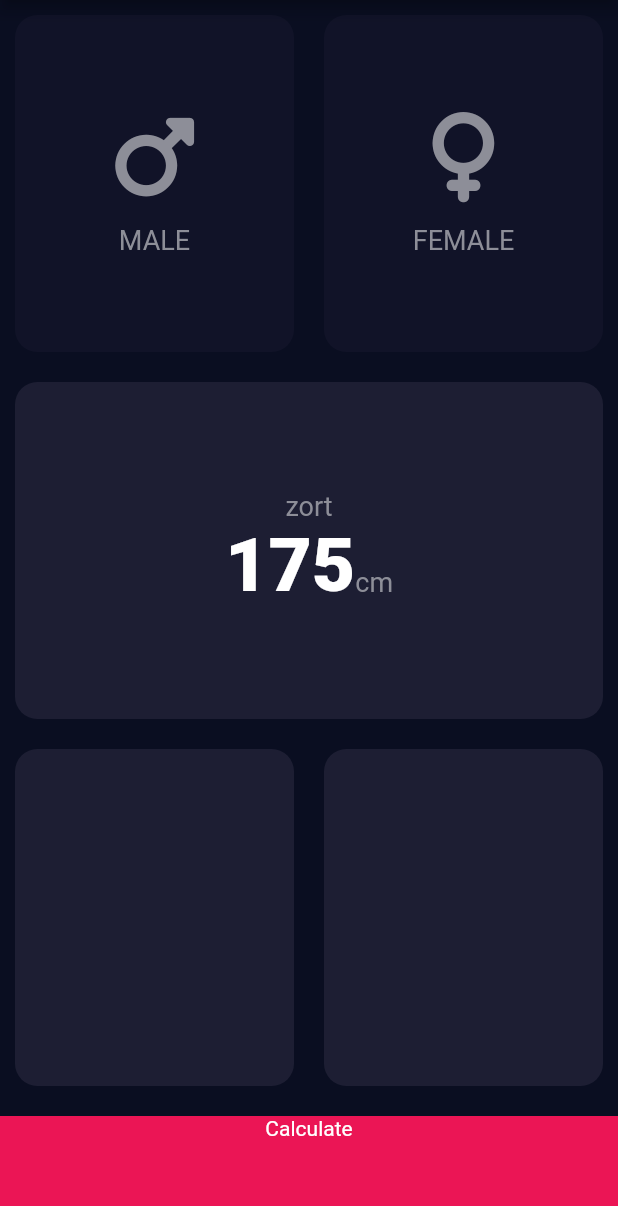
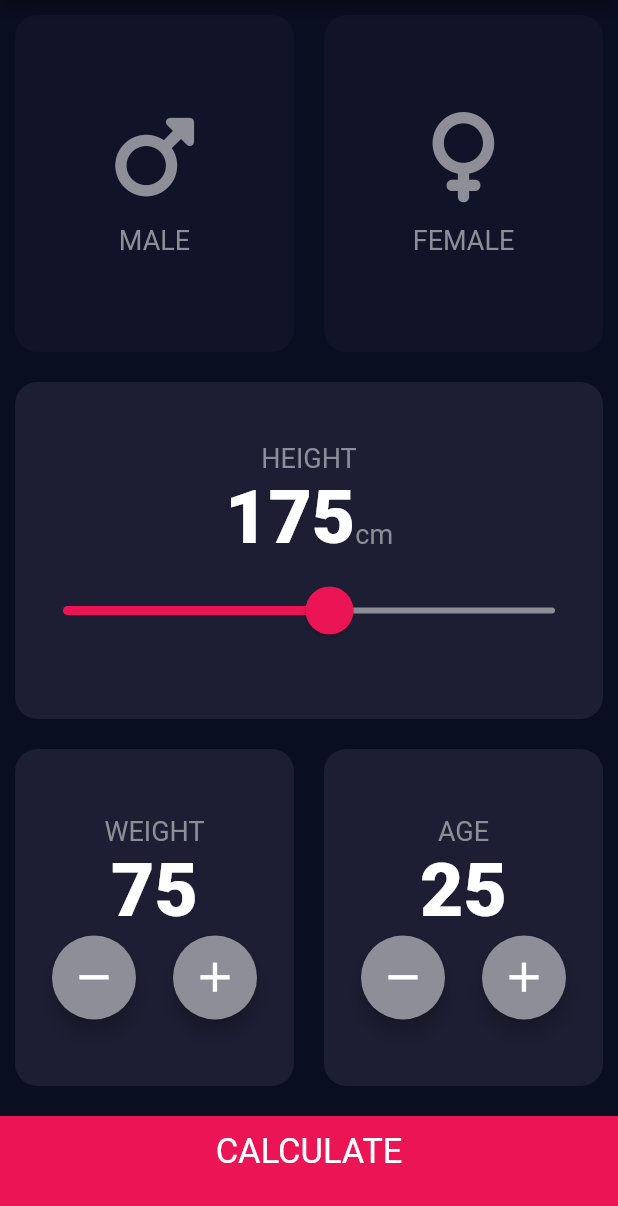
Before and after one commit to KatayR/bmi_calculator, a Flutter app: the screen it shows after launch, on a phone screen of 412 x 824 dp, the part 30-1236 px from its top. Run offline on Flutter 3.47's test engine with Material 2 defaults, Android fonts, the phone set to English and light mode, and no system bars; our stand-ins replace font_awesome_flutter.

```diff
--- a/analysis_options.yaml
+++ b/analysis_options.yaml
@@ -22,6 +22,8 @@ linter:
   # `// ignore_for_file: name_of_lint` syntax on the line or in the file
   # producing the lint.
   rules:
+    prefer_const_constructors : false
+    prefer_const_literals_to_create_immutables : false
     # avoid_print: false  # Uncomment to disable the `avoid_print` rule
     # prefer_single_quotes: true  # Uncomment to enable the `prefer_single_quotes` rule
 
--- /dev/null
+++ b/lib/calculator.dart
@@ -0,0 +1,33 @@
+import 'dart:math';
+
+class Calculator {
+  Calculator({required this.weight, required this.height});
+  final int height;
+  final int weight;
+  late double _bmi;
+
+  String calculateBmi() {
+    _bmi = weight / pow(height / 100, 2);
+    return _bmi.toStringAsFixed(1);
+  }
+
+  String getResults() {
+    if (_bmi >= 25) {
+      return 'Overweight';
+    } else if (_bmi > 18.5) {
+      return 'Normal';
+    } else {
+      return 'Underweight';
+    }
+  }
+
+  String interpretate() {
+    if (_bmi >= 25) {
+      return 'You have a higher than normal body weight. Try to exercise more.';
+    } else if (_bmi >= 18.5) {
+      return 'You have a normal body weight. Good job!';
+    } else {
+      return 'You have a lower than normal body weight. You can eat a bit more.';
+    }
+  }
+}
--- /dev/null
+++ b/lib/components/bottombutton.dart
@@ -0,0 +1,29 @@
+import 'package:flutter/material.dart';
+import '../constants.dart';
+
+class BottomButton extends StatelessWidget {
+  BottomButton({required this.buttonTitle, required this.ontap});
+  final VoidCallback ontap;
+  final String buttonTitle;
+
+  @override
+  Widget build(BuildContext context) {
+    return GestureDetector(
+      onTap: ontap,
+      child: Container(
+        padding: EdgeInsets.only(bottom: 12),
+        color: kBottomContainerColor,
+        margin: EdgeInsets.only(top: 10),
+        width: double.infinity,
+        height: kBottomContainerHeight,
+        child: Center(
+          child: Text(
+            buttonTitle,
+            style: TextStyle(fontSize: 23),
+            textAlign: TextAlign.center,
+          ),
+        ),
+      ),
+    );
+  }
+}
--- a/lib/icon_content.dart
+++ b/lib/components/icon_content.dart
@@ -1,5 +1,5 @@
 import 'package:flutter/material.dart';
-import 'constants.dart';
+import '../constants.dart';
 
 class IconContent extends StatelessWidget {
   final IconData icon;
--- /dev/null
+++ b/lib/components/roundIconButton.dart
@@ -0,0 +1,25 @@
+import 'package:flutter/material.dart';
+
+class RoundIconButton extends StatelessWidget {
+  const RoundIconButton(
+      {super.key, required this.icon, required this.onPressed});
+  final IconData icon;
+  final VoidCallback onPressed;
+  @override
+  Widget build(BuildContext context) {
+    return RawMaterialButton(
+      constraints: BoxConstraints.tightFor(
+        width: 56.0,
+        height: 56.0,
+      ),
+      elevation: 5,
+      shape: CircleBorder(),
+      onPressed: onPressed,
+      fillColor: Color(0xFF8D8E98),
+      child: Icon(
+        icon,
+        size: 33,
+      ),
+    );
+  }
+}
--- a/lib/input_page.dart
+++ /dev/null
@@ -1,131 +0,0 @@
-import 'package:flutter/material.dart';
-import 'package:font_awesome_flutter/font_awesome_flutter.dart';
-import 'icon_content.dart';
-import 'reusable_card.dart';
-import 'constants.dart';
-
-enum Gender {
-  male,
-  female,
-}
-
-class InputPage extends StatefulWidget {
-  @override
-  _InputPageState createState() => _InputPageState();
-}
-
-class _InputPageState extends State<InputPage> {
-  Gender? selectedGender;
-
-  @override
-  Widget build(BuildContext context) {
-    return Scaffold(
-      appBar: AppBar(
-        toolbarHeight: 20,
-        centerTitle: true,
-        title: Text('BMI CALCULATOR'),
-      ),
-      body: Column(
-        crossAxisAlignment: CrossAxisAlignment.stretch,
-        children: [
-          Expanded(
-            child: Row(
-              children: [
-                Expanded(
-                  child: GestureDetector(
-                    onTap: () {
-                      setState(() {
-                        selectedGender = Gender.male;
-                      });
-                    },
-                    child: ReusableCard(
-                      func: () {
-                        setState(() {
-                          selectedGender = Gender.male;
-                          print("male");
-                        });
-                      },
-                      color: selectedGender == Gender.male
-                          ? kActiveCardColor
-                          : kInactiveCardColor,
-                      cardChild: IconContent(FontAwesomeIcons.mars, "MALE"),
-                    ),
-                  ),
-                ),
-                Expanded(
-                  child: ReusableCard(
-                    func: () {
-                      setState(() {
-                        selectedGender = Gender.female;
-                        print("zort");
-                      });
-                    },
-                    color: selectedGender == Gender.female
-                        ? kActiveCardColor
-                        : kInactiveCardColor,
-                    cardChild: IconContent(FontAwesomeIcons.venus, "FEMALE"),
-                  ),
-                ),
-              ],
-            ),
-          ),
-          Expanded(
-            child: ReusableCard(
-              color: kActiveCardColor,
-              cardChild: Column(
-                mainAxisAlignment: MainAxisAlignment.center,
-                children: [
-                  Text(
-                    'zort',
-                    style: kLabelTextStyle,
-                  ),
-                  Row(
-                    mainAxisAlignment: MainAxisAlignment.center,
-                    crossAxisAlignment: CrossAxisAlignment.baseline,
-                    textBaseline: TextBaseline.alphabetic,
-                    children: [
-                      Text(
-                        '175',
-                        style: kNumberTextStyle,
-                      ),
-                      Text(
-                        'cm',
-                        style: kLabelTextStyle,
-                      ),
-                    ],
-                  )
-                ],
-              ),
-            ),
-          ),
-          Expanded(
-            child: Row(
-              children: [
-                Expanded(
-                  child: ReusableCard(
-                    color: kActiveCardColor,
-                  ),
-                ),
-                Expanded(
-                  child: ReusableCard(
-                    color: kActiveCardColor,
-                  ),
-                ),
-              ],
-            ),
-          ),
-          Container(
-            color: kBottomContainerColor,
-            margin: EdgeInsets.only(top: 10),
-            width: double.infinity,
-            height: kBottomContainerHeight,
-            child: Text(
-              "Calculate",
-              textAlign: TextAlign.center,
-            ),
-          )
-        ],
-      ),
-    );
-  }
-}
--- a/lib/main.dart
+++ b/lib/main.dart
@@ -1,5 +1,5 @@
 import 'package:flutter/material.dart';
-import 'input_page.dart';
+import 'screens/input_page.dart';
 
 void main() => runApp(BMICalculator());
 
--- /dev/null
+++ b/lib/screens/input_page.dart
@@ -0,0 +1,226 @@
+import 'package:bmi_calculator/screens//result_page.dart';
+import 'package:flutter/material.dart';
+import 'package:font_awesome_flutter/font_awesome_flutter.dart';
+import '../components/icon_content.dart';
+import '../components//reusable_card.dart';
+import '../constants.dart';
+import '../components/bottombutton.dart';
+import '../components/roundIconButton.dart';
+import 'package:bmi_calculator/calculator.dart';
+
+enum Gender {
+  male,
+  female,
+}
+
+class InputPage extends StatefulWidget {
+  const InputPage({super.key});
+
+  @override
+  _InputPageState createState() => _InputPageState();
+}
+
+class _InputPageState extends State<InputPage> {
+  Gender? selectedGender;
+  int height = 175;
+  int weight = 75;
+  int age = 25;
+
+  @override
+  Widget build(BuildContext context) {
+    return Scaffold(
+      appBar: AppBar(
+        toolbarHeight: 20,
+        centerTitle: true,
+        title: Text('BMI CALCULATOR'),
+      ),
+      body: Column(
+        crossAxisAlignment: CrossAxisAlignment.stretch,
+        children: [
+          Expanded(
+            child: Row(
+              children: [
+                Expanded(
+                  child: GestureDetector(
+                    onTap: () {
+                      setState(() {
+                        selectedGender = Gender.male;
+                      });
+                    },
+                    child: ReusableCard(
+                      func: () {
+                        setState(() {
+                          selectedGender = Gender.male;
+                        });
+                      },
+                      color: selectedGender == Gender.male
+                          ? kActiveCardColor
+                          : kInactiveCardColor,
+                      cardChild: IconContent(FontAwesomeIcons.mars, "MALE"),
+                    ),
+                  ),
+                ),
+                Expanded(
+                  child: ReusableCard(
+                    func: () {
+                      setState(() {
+                        selectedGender = Gender.female;
+                      });
+                    },
+                    color: selectedGender == Gender.female
+                        ? kActiveCardColor
+                        : kInactiveCardColor,
+                    cardChild: IconContent(FontAwesomeIcons.venus, "FEMALE"),
+                  ),
+                ),
+              ],
+            ),
+          ),
+          Expanded(
+            child: ReusableCard(
+              color: kActiveCardColor,
+              cardChild: Column(
+                mainAxisAlignment: MainAxisAlignment.center,
+                children: [
+                  Text(
+                    'HEIGHT',
+                    style: kLabelTextStyle,
+                  ),
+                  Row(
+                    mainAxisAlignment: MainAxisAlignment.center,
+                    crossAxisAlignment: CrossAxisAlignment.baseline,
+                    textBaseline: TextBaseline.alphabetic,
+                    children: [
+                      Text(
+                        height.toString(),
+                        style: kNumberTextStyle,
+                      ),
+                      Text(
+                        'cm',
+                        style: kLabelTextStyle,
+                      ),
+                    ],
+                  ),
+                  SliderTheme(
+                    data: SliderTheme.of(context).copyWith(
+                      thumbShape:
+                          RoundSliderThumbShape(enabledThumbRadius: 16.0),
+                      overlayShape: RoundSliderOverlayShape(overlayRadius: 32),
+                    ),
+                    child: Slider(
+                        value: height.toDouble(),
+                        activeColor: Color(0xFFEB1555),
+                        inactiveColor: Color(0xFF8D8E98),
+                        min: 110,
+                        max: 230,
+                        onChanged: (double newHeight) {
+                          setState(() {
+                            height = newHeight.round();
+                          });
+                        }),
+                  )
+                ],
+              ),
+            ),
+          ),
+          Expanded(
+            child: Row(
+              children: [
+                Expanded(
+                  child: ReusableCard(
+                    color: kActiveCardColor,
+                    cardChild: Column(
+                      mainAxisAlignment: MainAxisAlignment.center,
+                      children: [
+                        Text(
+                          'WEIGHT',
+                          style: kLabelTextStyle,
+                        ),
+                        Text(
+                          weight.toString(),
+                          style: kNumberTextStyle,
+                        ),
+                        Row(
+                          mainAxisAlignment: MainAxisAlignment.spaceEvenly,
+                          children: [
+                            RoundIconButton(
+                                icon: Icons.remove,
+                                onPressed: () {
+                                  setState(() {
+                                    weight--;
+                                  });
+                                }),
+                            RoundIconButton(
+                                icon: Icons.add,
+                                onPressed: () {
+                                  setState(() {
+                                    weight++;
+                                  });
+                                }),
+                          ],
+                        ),
+                      ],
+                    ),
+                  ),
+                ),
+                Expanded(
+                  child: ReusableCard(
+                    color: kActiveCardColor,
+                    cardChild: Column(
+                      mainAxisAlignment: MainAxisAlignment.center,
+                      children: [
+                        Text(
+                          'AGE',
+                          style: kLabelTextStyle,
+                        ),
+                        Text(
+                          age.toString(),
+                          style: kNumberTextStyle,
+                        ),
+                        Row(
+                          mainAxisAlignment: MainAxisAlignment.spaceEvenly,
+                          children: [
+                            RoundIconButton(
+                              icon: Icons.remove,
+                              onPressed: () {
+                                setState(() {
+                                  age--;
+                                });
+                              },
+                            ),
+                            RoundIconButton(
+                                icon: Icons.add,
+                                onPressed: () {
+                                  setState(() {
+                                    age++;
+                                  });
+                                }),
+                          ],
+                        )
+                      ],
+                    ),
+                  ),
+                ),
+              ],
+            ),
+          ),
+          BottomButton(
+            buttonTitle: 'CALCULATE',
+            ontap: () {
+              Calculator calc = Calculator(weight: weight, height: height);
+
+              Navigator.push(
+                  context,
+                  MaterialPageRoute(
+                      builder: (context) => Result(
+                            bmiResult: calc.calculateBmi(),
+                            resultText: calc.getResults(),
+                            interpretation: calc.interpretate(),
+                          )));
+            },
+          )
+        ],
+      ),
+    );
+  }
+}
```
Also changed, not shown: lib/constants.dart (+20 -0 lines), lib/screens/result_page.dart (added, +76 -0 lines), lib/components/reusable_card.dart (renamed from lib/reusable_card.dart).
